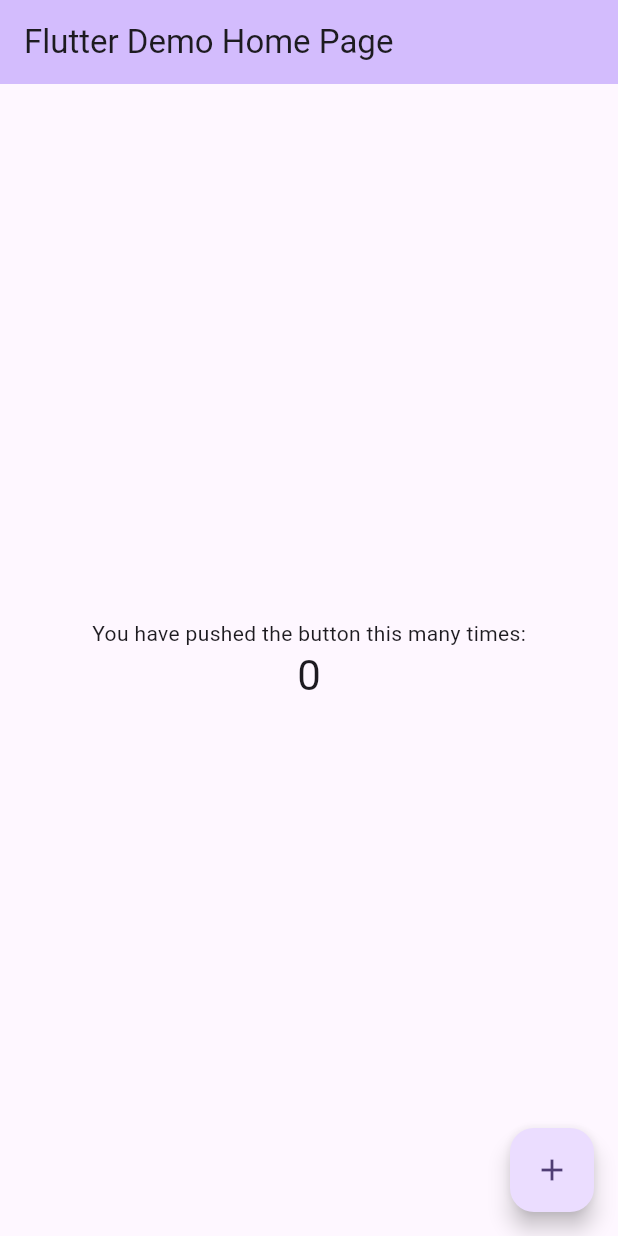
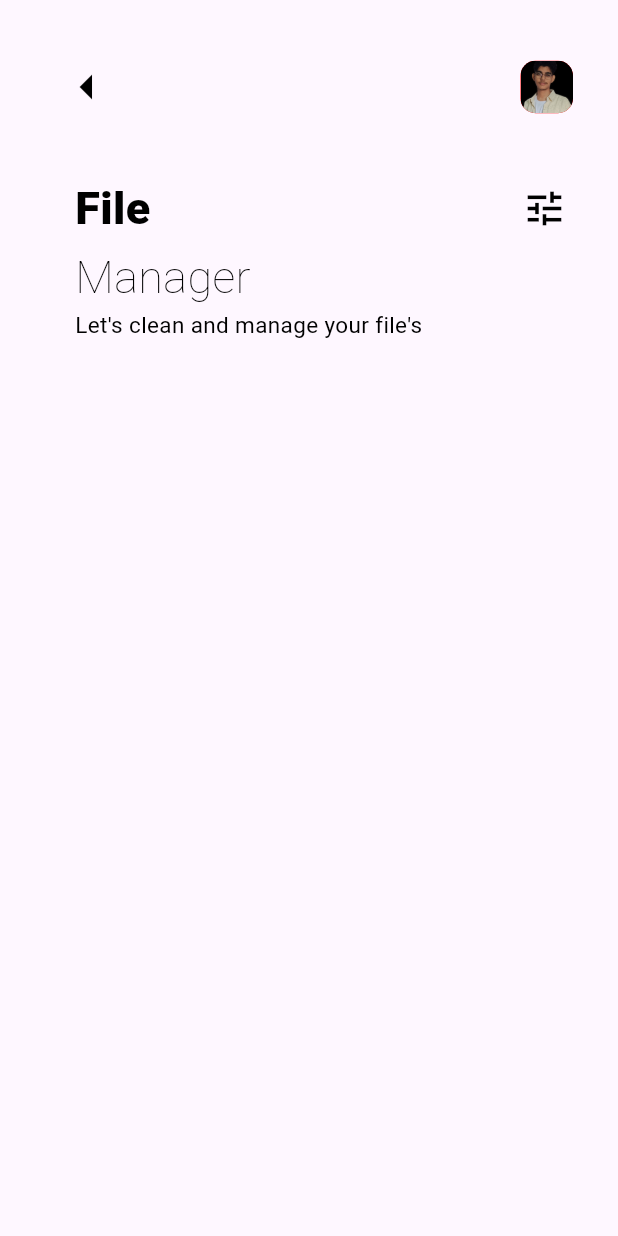
Before and after one commit to Nishantniro/file_manager, a Flutter app: the screen it shows after launch, on a phone screen of 412 x 824 dp. Run offline on Flutter 3.47's test engine with Material 3 defaults, Android fonts, the phone set to English and light mode, and no system bars.

Commit message:
added appbar and home page minor work

```diff
--- /dev/null
+++ b/lib/appbar.dart
@@ -0,0 +1,36 @@
+import 'package:flutter/material.dart';
+
+class MyAppBar extends StatelessWidget {
+  const MyAppBar({super.key});
+
+  @override
+  Widget build(BuildContext context) {
+    return SafeArea(
+      child: Container(
+        margin: EdgeInsets.only(left: 30, right: 30, top: 30),
+        child: Row(
+          mainAxisAlignment: MainAxisAlignment.spaceBetween,
+          children: <Widget>[
+            IconButton(
+              onPressed: () {},
+              icon: Icon(Icons.arrow_left, size: 40, color: Colors.black),
+            ),
+
+            Container(
+              height: 35,
+              width: 35,
+              decoration: BoxDecoration(
+                image: DecorationImage(
+                  image: AssetImage("image/img1.jpg"),
+                  fit: BoxFit.cover,
+                ),
+                color: const Color.fromARGB(255, 250, 0, 0),
+                borderRadius: BorderRadius.circular(10),
+              ),
+            ),
+          ],
+        ),
+      ),
+    );
+  }
+}
--- a/lib/main.dart
+++ b/lib/main.dart
@@ -1,4 +1,6 @@
+//import 'package:file_manager/appbar.dart';
 import 'package:flutter/material.dart';
+import 'package:file_manager/myhomepage.dart';
 
 void main() {
   runApp(const MyApp());
@@ -7,116 +9,11 @@ void main() {
 class MyApp extends StatelessWidget {
   const MyApp({super.key});
 
-  // This widget is the root of your application.
   @override
   Widget build(BuildContext context) {
     return MaterialApp(
-      title: 'Flutter Demo',
-      theme: ThemeData(
-        // This is the theme of your application.
-        //
-        // TRY THIS: Try running your application with "flutter run". You'll see
-        // the application has a purple toolbar. Then, without quitting the app,
-        // try changing the seedColor in the colorScheme below to Colors.green
-        // and then invoke "hot reload" (save your changes or press the "hot
-        // reload" button in a Flutter-supported IDE, or press "r" if you used
-        // the command line to start the app).
-        //
-        // Notice that the counter didn't reset back to zero; the application
-        // state is not lost during the reload. To reset the state, use hot
-        // restart instead.
-        //
-        // This works for code too, not just values: Most code changes can be
-        // tested with just a hot reload.
-        colorScheme: ColorScheme.fromSeed(seedColor: Colors.deepPurple),
-      ),
-      home: const MyHomePage(title: 'Flutter Demo Home Page'),
+      debugShowCheckedModeBanner: false,
+      home: SafeArea(child: Scaffold(body: Myhomepage())),
     );
   }
 }
-
-class MyHomePage extends StatefulWidget {
-  const MyHomePage({super.key, required this.title});
-
-  // This widget is the home page of your application. It is stateful, meaning
-  // that it has a State object (defined below) that contains fields that affect
-  // how it looks.
-
-  // This class is the configuration for the state. It holds the values (in this
-  // case the title) provided by the parent (in this case the App widget) and
-  // used by the build method of the State. Fields in a Widget subclass are
-  // always marked "final".
-
-  final String title;
-
-  @override
-  State<MyHomePage> createState() => _MyHomePageState();
-}
-
-class _MyHomePageState extends State<MyHomePage> {
-  int _counter = 0;
-
-  void _incrementCounter() {
-    setState(() {
-      // This call to setState tells the Flutter framework that something has
-      // changed in this State, which causes it to rerun the build method below
-      // so that the display can reflect the updated values. If we changed
-      // _counter without calling setState(), then the build method would not be
-      // called again, and so nothing would appear to happen.
-      _counter++;
-    });
-  }
-
-  @override
-  Widget build(BuildContext context) {
-    // This method is rerun every time setState is called, for instance as done
-    // by the _incrementCounter method above.
-    //
-    // The Flutter framework has been optimized to make rerunning build methods
-    // fast, so that you can just rebuild anything that needs updating rather
-    // than having to individually change instances of widgets.
-    return Scaffold(
-      appBar: AppBar(
-        // TRY THIS: Try changing the color here to a specific color (to
-        // Colors.amber, perhaps?) and trigger a hot reload to see the AppBar
-        // change color while the other colors stay the same.
-        backgroundColor: Theme.of(context).colorScheme.inversePrimary,
-        // Here we take the value from the MyHomePage object that was created by
-        // the App.build method, and use it to set our appbar title.
-        title: Text(widget.title),
-      ),
-      body: Center(
-        // Center is a layout widget. It takes a single child and positions it
-        // in the middle of the parent.
-        child: Column(
-          // Column is also a layout widget. It takes a list of children and
-          // arranges them vertically. By default, it sizes itself to fit its
-          // children horizontally, and tries to be as tall as its parent.
-          //
-          // Column has various properties to control how it sizes itself and
-          // how it positions its children. Here we use mainAxisAlignment to
-          // center the children vertically; the main axis here is the vertical
-          // axis because Columns are vertical (the cross axis would be
-          // horizontal).
-          //
-          // TRY THIS: Invoke "debug painting" (choose the "Toggle Debug Paint"
-          // action in the IDE, or press "p" in the console), to see the
-          // wireframe for each widget.
-          mainAxisAlignment: MainAxisAlignment.center,
-          children: <Widget>[
-            const Text('You have pushed the button this many times:'),
-            Text(
-              '$_counter',
-              style: Theme.of(context).textTheme.headlineMedium,
-            ),
-          ],
-        ),
-      ),
-      floatingActionButton: FloatingActionButton(
-        onPressed: _incrementCounter,
-        tooltip: 'Increment',
-        child: const Icon(Icons.add),
-      ), // This trailing comma makes auto-formatting nicer for build methods.
-    );
-  }
-}
--- /dev/null
+++ b/lib/myhomepage.dart
@@ -0,0 +1,71 @@
+import 'package:file_manager/appbar.dart';
+import 'package:flutter/material.dart';
+
+class Myhomepage extends StatelessWidget {
+  const Myhomepage({super.key});
+
+  @override
+  Widget build(BuildContext context) {
+    return Scaffold(
+      body: Column(
+        children: [
+          MyAppBar(),
+          SizedBox(height: 29),
+          Container(
+            margin: EdgeInsets.only(left: 50, right: 25),
+            child: Row(
+              mainAxisAlignment: MainAxisAlignment.spaceBetween,
+              children: <Widget>[
+                Text(
+                  "File",
+                  style: TextStyle(
+                    fontWeight: FontWeight.w800,
+                    color: Colors.black,
+                    fontSize: 30,
+                  ),
+                ),
+
+                IconButton(
+                  onPressed: () {},
+                  icon: Icon(Icons.tune, size: 30, color: Colors.black),
+                ),
+              ],
+            ),
+          ),
+          Container(
+            margin: EdgeInsets.only(left: 50, right: 25),
+            child: Row(
+              mainAxisAlignment: MainAxisAlignment.spaceBetween,
+              children: <Widget>[
+                Text(
+                  "Manager",
+                  style: TextStyle(
+                    fontWeight: FontWeight.w200,
+                    color: Colors.black,
+                    fontSize: 30,
+                  ),
+                ),
+              ],
+            ),
+          ),
+          Container(
+            margin: EdgeInsets.only(left: 50, right: 25),
+            child: Row(
+              mainAxisAlignment: MainAxisAlignment.spaceBetween,
+              children: <Widget>[
+                Text(
+                  "Let's clean and manage your file's",
+                  style: TextStyle(
+                    fontWeight: FontWeight.w400,
+                    color: Colors.black,
+                    fontSize: 15,
+                  ),
+                ),
+              ],
+            ),
+          ),
+        ],
+      ),
+    );
+  }
+}
```
Also changed, not shown: pubspec.yaml (+4 -4 lines), image/img1.jpg (added).
